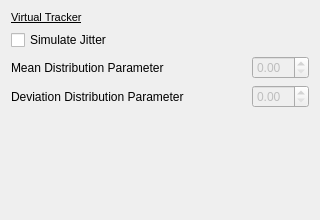
Before: the Qt Designer form Modules/IGTUI/Qmitk/QmitkVirtualTrackerWidget.ui in MITK/MITK, drawn with Qt 5.
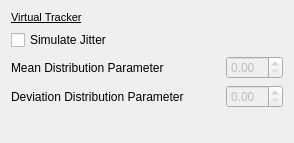
After: the same form once the commit is applied.

Commit message: Add layout to group elements

```diff
--- a/Modules/IGTUI/Qmitk/QmitkVirtualTrackerWidget.ui
+++ b/Modules/IGTUI/Qmitk/QmitkVirtualTrackerWidget.ui
@@ -6,8 +6,8 @@
    <rect>
     <x>0</x>
     <y>0</y>
-    <width>320</width>
-    <height>220</height>
+    <width>294</width>
+    <height>143</height>
    </rect>
   </property>
   <layout class="QVBoxLayout" name="verticalLayout_22">
@@ -29,6 +29,8 @@
     </widget>
    </item>
    <item>
+    <layout class="QVBoxLayout" name="verticalLayout">
+     <item>
     <widget class="QCheckBox" name="m_EnableGaussianNoise">
      <property name="text">
       <string>Simulate Jitter</string>
@@ -98,17 +100,19 @@
     </layout>
    </item>
    <item>
-    <spacer name="verticalSpacer_11">
+      <spacer name="verticalSpacer">
      <property name="orientation">
       <enum>Qt::Vertical</enum>
      </property>
      <property name="sizeHint" stdset="0">
       <size>
        <width>20</width>
-       <height>81</height>
+         <height>40</height>
       </size>
      </property>
     </spacer>
+     </item>
+    </layout>
    </item>
   </layout>
  </widget>
```
Lines whose indentation alone changed are shown as unchanged. The commit also changes 1 other file.
